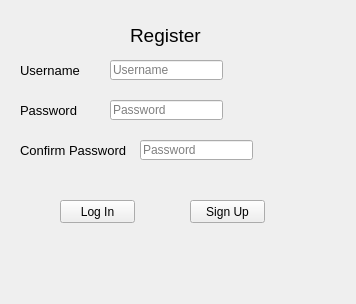
Before: the Qt Designer form ui/sign_up.ui in VicMbugua/TaskManagementSystem, drawn with Qt 5.
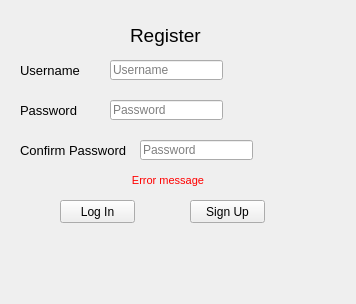
After: the same form once the commit is applied.

```diff
--- a/ui/sign_up.ui
+++ b/ui/sign_up.ui
@@ -175,6 +175,33 @@
      <bool>true</bool>
     </property>
    </widget>
+   <widget class="QLabel" name="error_message">
+    <property name="geometry">
+     <rect>
+      <x>20</x>
+      <y>170</y>
+      <width>296</width>
+      <height>21</height>
+     </rect>
+    </property>
+    <property name="font">
+     <font>
+      <pointsize>8</pointsize>
+     </font>
+    </property>
+    <property name="styleSheet">
+     <string notr="true">color: red;</string>
+    </property>
+    <property name="text">
+     <string>Error message</string>
+    </property>
+    <property name="alignment">
+     <set>Qt::AlignCenter</set>
+    </property>
+    <property name="margin">
+     <number>0</number>
+    </property>
+   </widget>
   </widget>
  </widget>
  <tabstops>
```
